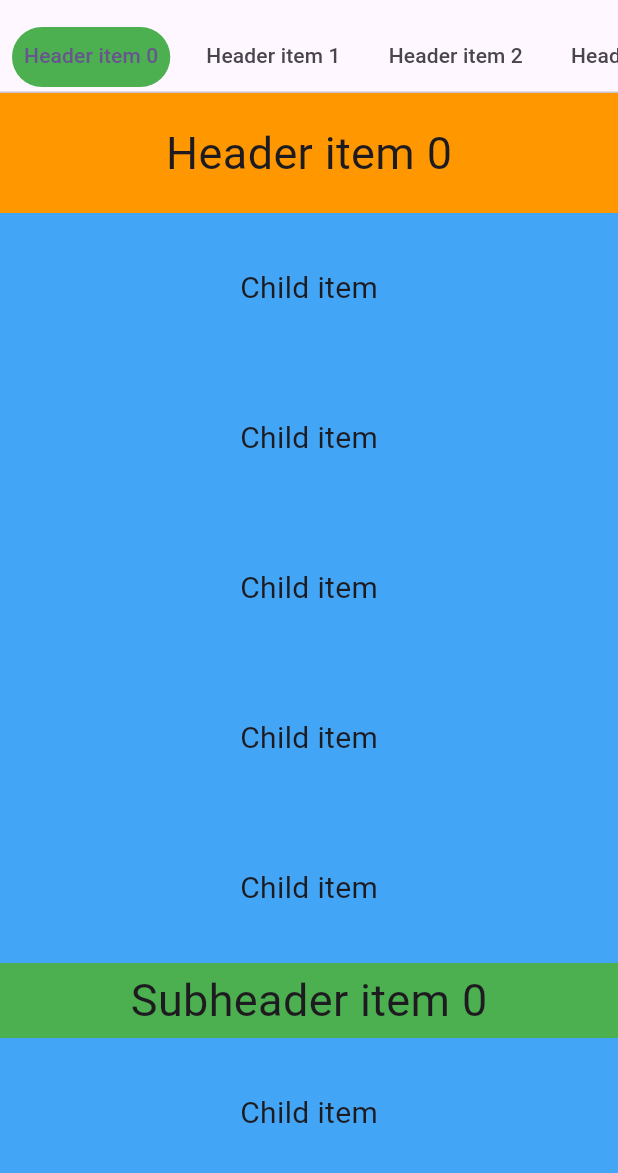
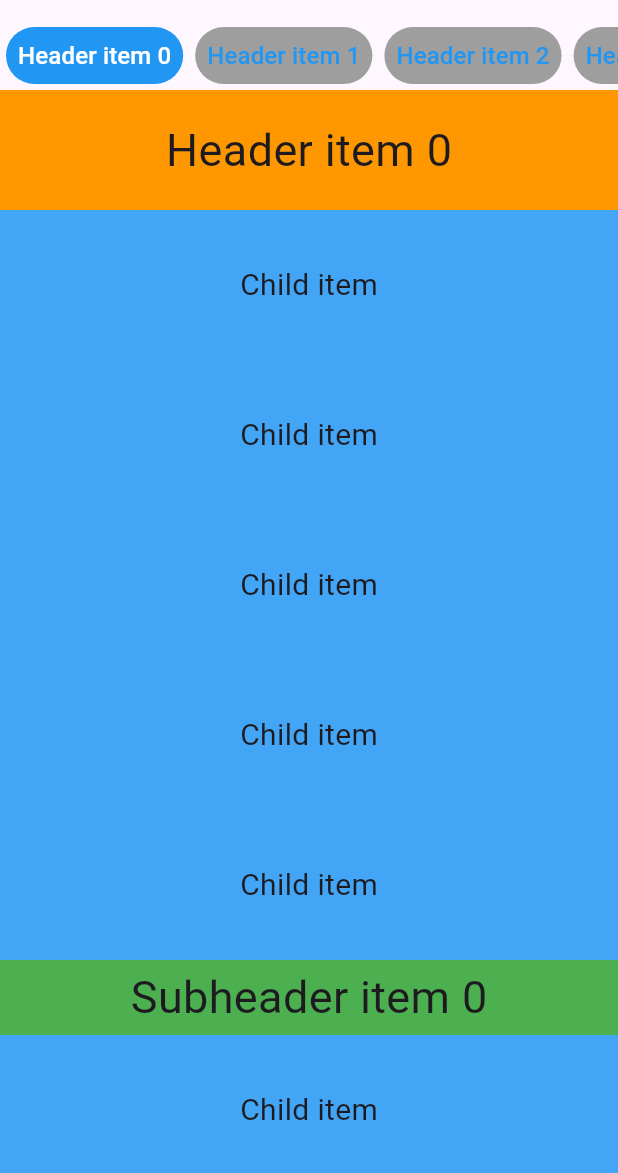
Before and after one commit to Bomsamdi/sliver_tabbar_with_mixed_list, a Flutter app: the screen it shows after launch, on a phone screen of 412 x 824 dp, the part 63-1236 px from its top. Run offline on Flutter 3.47's test engine with Material 3 defaults, Android fonts, the phone set to English and light mode, and no system bars; drawn by our look-alikes of buttons_tabbar; our stand-ins replace sliver_tools; missing offline and left inert: after_first_frame_mixin.

Commit message:
release 0.0.4

```diff
--- a/example/lib/main.dart
+++ b/example/lib/main.dart
@@ -273,6 +273,18 @@ class _MyHomePageState extends State<MyHomePage> {
               childBuilder: buildChild,
               variantChildBuilder: buildVariantChild,
               itemExtentBuilder: itemExtentBuilder,
+              tabBarButtonBackgroundColor: Colors.blue,
+              tabBarButtonUnselectedBackgroundColor: Colors.grey,
+              labelStyle: const TextStyle(
+                color: Colors.white,
+                fontSize: 16,
+              ),
+              unselectedLabelStyle: const TextStyle(
+                color: Colors.blue,
+                fontSize: 16,
+              ),
+              tabBarButtonRadius: 40,
+              contentPadding: const EdgeInsets.symmetric(horizontal: 8.0),
             )
           ],
         ),
--- a/lib/sliver_tabbar_with_mixed_list.dart
+++ b/lib/sliver_tabbar_with_mixed_list.dart
@@ -3,6 +3,7 @@ library sliver_tabbar_with_mixed_list;
 import 'dart:async';
 
 import 'package:after_first_frame_mixin/after_first_frame_mixin.dart';
+import 'package:buttons_tabbar/buttons_tabbar.dart';
 import 'package:flutter/material.dart';
 import 'package:flutter/rendering.dart';
 import 'package:sliver_tabbar_with_mixed_list/src/sliver_header_with_sliver_body_widget.dart';
@@ -32,6 +33,11 @@ class SliverTabBarWithMixedList extends StatefulWidget {
     required this.itemExtentBuilder,
     required this.sections,
     required this.generateTabs,
+    required this.tabBarButtonBackgroundColor,
+    required this.tabBarButtonUnselectedBackgroundColor,
+    required this.labelStyle,
+    required this.unselectedLabelStyle,
+    required this.tabBarButtonRadius,
     this.prefixWidget,
     this.sufixWidget,
     this.tabBarScrollPhysics,
@@ -48,6 +54,8 @@ class SliverTabBarWithMixedList extends StatefulWidget {
     this.tabBarCurveAnimation = Curves.linear,
     this.listScrollCurveAnimation = Curves.easeInOut,
     this.customFooterWidget,
+    this.contentPadding = EdgeInsets.zero,
+    this.buttonMargin = const EdgeInsets.all(4.0),
   });
 
   /// The widget to use as a prefix before tabs.
@@ -120,6 +128,27 @@ class SliverTabBarWithMixedList extends StatefulWidget {
 
   /// The children extent builder.
   final ExtendedItemExtentBuilder itemExtentBuilder;
+
+  /// Tabbars button background color
+  final Color tabBarButtonBackgroundColor;
+
+  /// Tabbars button unselected background color
+  final Color tabBarButtonUnselectedBackgroundColor;
+
+  /// Tabbars button label style
+  final TextStyle labelStyle;
+
+  /// Tabbars button unselected label style
+  final TextStyle unselectedLabelStyle;
+
+  /// Tabbars button radius
+  final double tabBarButtonRadius;
+
+  /// The padding for the content.
+  final EdgeInsets contentPadding;
+
+  /// The margin for each button in the tabbar
+  final EdgeInsets buttonMargin;
 
   @override
   State<SliverTabBarWithMixedList> createState() =>
@@ -301,17 +330,34 @@ class _SliverTabBarWithMixedListState extends State<SliverTabBarWithMixedList>
           child: Row(
             children: [
               if (widget.prefixWidget != null) widget.prefixWidget!,
+              // Expanded(
+              //   child: TabBar(
+              //     isScrollable: true,
+              //     indicator: widget.tabBarIndicator,
+              //     indicatorPadding: widget.indicatorPadding,
+              //     indicatorSize: widget.tabBarIndicatorSize,
+              //     tabAlignment: widget.tabAlignment,
+              //     controller: _tabController,
+              //     onTap: _onTapTabBarItem,
+              //     physics: widget.tabBarScrollPhysics,
+              //     tabs: _tabItems,
+              //   ),
+              // ),
               Expanded(
-                child: TabBar(
-                  isScrollable: true,
-                  indicator: widget.tabBarIndicator,
-                  indicatorPadding: widget.indicatorPadding,
-                  indicatorSize: widget.tabBarIndicatorSize,
-                  tabAlignment: widget.tabAlignment,
+                child: ButtonsTabBar(
+                  buttonMargin: widget.buttonMargin,
+                  backgroundColor: widget.tabBarButtonBackgroundColor,
+                  unselectedBackgroundColor:
+                      widget.tabBarButtonUnselectedBackgroundColor,
                   controller: _tabController,
+                  labelStyle: widget.labelStyle,
+                  unselectedLabelStyle: widget.unselectedLabelStyle,
+                  radius: widget.tabBarButtonRadius,
+                  tabs: _tabItems,
                   onTap: _onTapTabBarItem,
-                  physics: widget.tabBarScrollPhysics,
-                  tabs: _tabItems,
+                  contentPadding: widget.contentPadding,
+                  physics: widget.tabBarScrollPhysics ??
+                      const BouncingScrollPhysics(),
                 ),
               ),
               if (widget.sufixWidget != null) widget.sufixWidget!,
@@ -445,12 +491,15 @@ abstract class ListItem {
   final double itemHeight;
 }
 
-class TabItem extends StatelessWidget implements PreferredSizeWidget {
+class TabItem extends Tab {
+  //StatelessWidget implements PreferredSizeWidget {
+
   /// Creates a Material Design [SliverTabBarWithMixedList] tab.
   const TabItem({
     super.key,
-    this.text,
-    this.height,
+    super.text,
+    super.height,
+    super.icon,
     required this.headerItem,
   });
 
@@ -458,34 +507,17 @@ class TabItem extends StatelessWidget implements PreferredSizeWidget {
   final HeaderItem headerItem;
 
   /// The text to display as the tab's label.
-  final String? text;
+  // @override
+  // final String? text;
 
   /// The height of the [TabItem].
   ///
   /// If null, the height will be calculated based on the content of the [TabItem].
-  final double? height;
+  // @override
+  // final double? height;
 
   Widget buildLabelText() {
     return Text(text!, softWrap: false, overflow: TextOverflow.ellipsis);
-  }
-
-  @override
-  Widget build(BuildContext context) {
-    final Widget label;
-    label = Column(
-      mainAxisAlignment: MainAxisAlignment.center,
-      children: <Widget>[
-        buildLabelText(),
-      ],
-    );
-
-    return SizedBox(
-      height: height ?? _kTabHeight,
-      child: Center(
-        widthFactor: 1.0,
-        child: label,
-      ),
-    );
   }
 
   @override
--- a/pubspec.yaml
+++ b/pubspec.yaml
@@ -1,6 +1,6 @@
 name: sliver_tabbar_with_mixed_list
 description: "A Flutter package that provides a sliver widget with a customizable tab bar and a mixed list of items."
-version: 0.0.3
+version: 0.0.4
 homepage: https://github.com/Bomsamdi/sliver_tabbar_with_mixed_list
 
 environment:
@@ -9,6 +9,7 @@ environment:
 
 dependencies:
   after_first_frame_mixin: ^0.0.2
+  buttons_tabbar: ^1.3.8
   flutter:
     sdk: flutter
   sliver_tools: ^0.2.12
```
Also changed, not shown: example/pubspec.lock, 1 other file.
